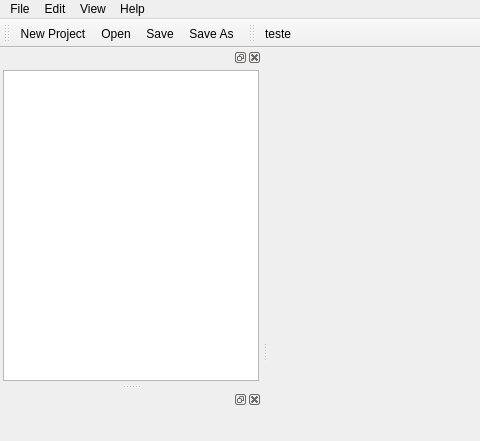
vcaldas/EasyHybrid, file easyhybrid/QtEasyMol/GUI/untitled.ui: the form before one commit; both pictures show x 0 to 480 and y 0 to 441 of the 800 by 675 pixel window.
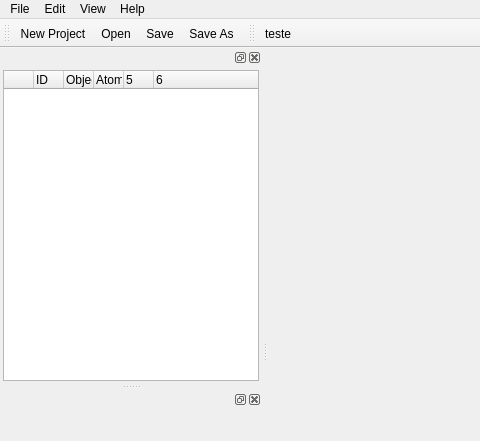
The form after the commit. Icons and pictures are not drawn.

Patch:
```diff
--- a/easyhybrid/QtEasyMol/GUI/untitled.ui
+++ b/easyhybrid/QtEasyMol/GUI/untitled.ui
@@ -81,7 +81,79 @@
       <number>3</number>
      </property>
      <item>
-      <widget class="QListView" name="listView"/>
+      <widget class="QTreeWidget" name="treeWidget">
+       <property name="autoScrollMargin">
+        <number>0</number>
+       </property>
+       <property name="textElideMode">
+        <enum>Qt::ElideLeft</enum>
+       </property>
+       <property name="autoExpandDelay">
+        <number>-1</number>
+       </property>
+       <property name="indentation">
+        <number>0</number>
+       </property>
+       <property name="uniformRowHeights">
+        <bool>false</bool>
+       </property>
+       <property name="itemsExpandable">
+        <bool>true</bool>
+       </property>
+       <property name="expandsOnDoubleClick">
+        <bool>false</bool>
+       </property>
+       <property name="columnCount">
+        <number>6</number>
+       </property>
+       <attribute name="headerVisible">
+        <bool>true</bool>
+       </attribute>
+       <attribute name="headerCascadingSectionResizes">
+        <bool>false</bool>
+       </attribute>
+       <attribute name="headerDefaultSectionSize">
+        <number>30</number>
+       </attribute>
+       <attribute name="headerMinimumSectionSize">
+        <number>20</number>
+       </attribute>
+       <column>
+        <property name="text">
+         <string> </string>
+        </property>
+       </column>
+       <column>
+        <property name="text">
+         <string>ID</string>
+        </property>
+        <property name="font">
+         <font>
+          <kerning>true</kerning>
+         </font>
+        </property>
+       </column>
+       <column>
+        <property name="text">
+         <string>Object</string>
+        </property>
+       </column>
+       <column>
+        <property name="text">
+         <string>Atoms</string>
+        </property>
+       </column>
+       <column>
+        <property name="text">
+         <string notr="true">5</string>
+        </property>
+       </column>
+       <column>
+        <property name="text">
+         <string notr="true">6</string>
+        </property>
+       </column>
+      </widget>
      </item>
     </layout>
    </widget>
```
Left out of the diff: 12 changed lines with no effect on the pictures.
